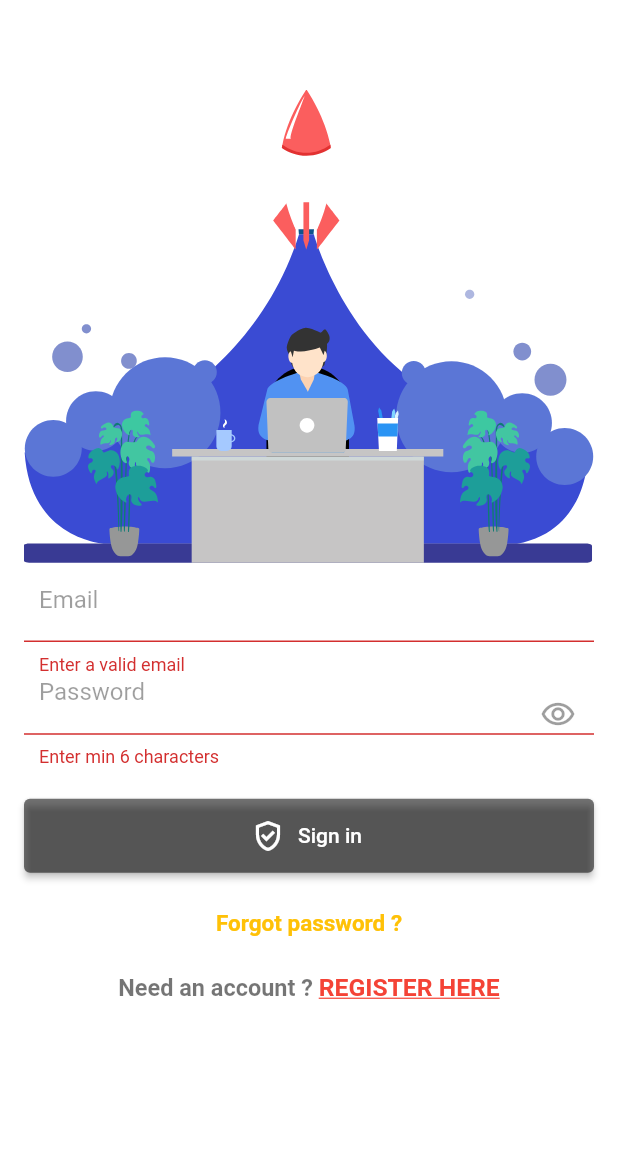
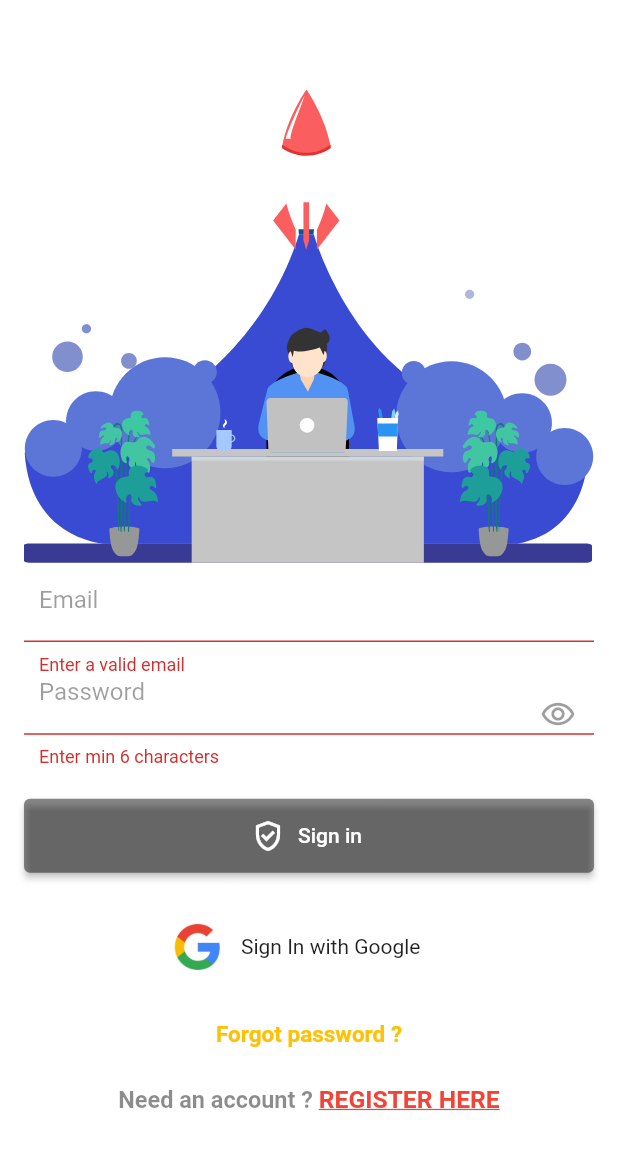
Before and after one commit to ashiquek152/User-mangement-app-using-firebase-, a Flutter app: the screen it shows after launch, after a tap on "Sign in", on a phone screen of 412 x 824 dp. Shown: the top 1150 px of the screen. Run offline on Flutter 3.47's test engine with Material 2 defaults, Android fonts, the phone set to English and light mode, and no system bars; our stand-ins replace cloud_firestore, email_validator, firebase_auth, firebase_core, firebase_database, flutter_spinkit and 3 more; accounts and stored records are empty.

Commit message:
Before Google signin

```diff
--- a/lib/app/data/common_widgets/colors.dart
+++ b/lib/app/data/common_widgets/colors.dart
@@ -3,6 +3,6 @@ import 'package:flutter/material.dart';
 const Color scaffoldBG = Colors.white;
 Color amber =Colors.amber;
  Color white =Colors.white;
- Color black =Colors.black54;
+ Color black =Colors.black45;
  Color red =Colors.red;
  Color blue = Colors.blue.shade300;
--- /dev/null
+++ b/lib/app/data/common_widgets/loading_widget.dart
@@ -0,0 +1,21 @@
+import 'package:firebase_auth_example/app/data/common_widgets/colors.dart';
+import 'package:flutter/material.dart';
+import 'package:flutter_spinkit/flutter_spinkit.dart';
+
+class LoadingWidget extends StatelessWidget {
+  const LoadingWidget({Key? key}) : super(key: key);
+
+  @override
+  Widget build(BuildContext context) {
+    return Container(
+      height: 200,
+      color: white,
+      child: Center(
+        child: SpinKitThreeBounce(
+          color: blue,
+          size: 50,
+        ),
+      ),
+    );
+  }
+}
--- a/lib/app/modules/screen_authentication/views/screen_authentication_view.dart
+++ b/lib/app/modules/screen_authentication/views/screen_authentication_view.dart
@@ -1,5 +1,5 @@
 import 'package:firebase_auth/firebase_auth.dart';
-import 'package:firebase_auth_example/app/data/common_widgets/colors.dart';
+import 'package:firebase_auth_example/app/data/common_widgets/loading_widget.dart';
 import 'package:firebase_auth_example/app/modules/home/views/home_view.dart';
 import 'package:firebase_auth_example/app/modules/screen_signin/views/screen_signin_view.dart';
 import 'package:flutter/material.dart';
@@ -21,11 +21,15 @@ class ScreenAuthenticationView extends GetView<ScreenAuthenticationController> {
         stream: firebaseAuth.authStateChanges(),
         builder: (context, snapshot) {
           if (snapshot.connectionState == ConnectionState.waiting) {
-            return  Center(child: CircularProgressIndicator(color: blue,));
+            return const Center(child: LoadingWidget());
           } else if (snapshot.hasError) {
             return const Center(child: Text("Something went wrong"));
           } else if (snapshot.hasData) {
-            return HomeView();
+            return GetBuilder<ScreenAuthenticationController>(
+              builder: (context) {
+                return  HomeView();
+              }
+            );
           } else {
             return ScreenSigninView();
           }
--- a/lib/app/modules/screen_profile/views/screen_profile_view.dart
+++ b/lib/app/modules/screen_profile/views/screen_profile_view.dart
@@ -55,7 +55,7 @@ class ScreenProfileView extends GetView<ScreenProfileController> {
             child: Center(
           child: Padding(
             padding: const EdgeInsets.fromLTRB(16.0, 100.0, 16, 0.0),
-            child: Column(
+            child: ListView(
               children: [
                 Row(
                   mainAxisAlignment: MainAxisAlignment.center,
@@ -78,8 +78,7 @@ class ScreenProfileView extends GetView<ScreenProfileController> {
                   ],
                 ),
                 const SizedBox(height: 40),
-                Expanded(
-                  child: Column(
+                Column(
                   children: [
                     ProfileTiles(
                       icon: Icons.account_circle_outlined,
@@ -107,7 +106,6 @@ class ScreenProfileView extends GetView<ScreenProfileController> {
                     ),
                   ],
                 ),
-                ),
               ],
             ),
           ),
--- a/lib/app/modules/screen_signin/views/screen_signin_view.dart
+++ b/lib/app/modules/screen_signin/views/screen_signin_view.dart
@@ -56,7 +56,7 @@ class ScreenSigninView extends GetView<ScreenSigninController> {
                       return TextFormField(
                         decoration: textFieldDecoration("Password"),
                         controller: signInController.passwordController,
-                         validator: (password) =>
+                        validator: (password) =>
                             password != null && password.length < 6
                                 ? "Enter min 6 characters"
                                 : null,
@@ -77,6 +77,30 @@ class ScreenSigninView extends GetView<ScreenSigninController> {
                           await authServices.signInWithEmail();
                         },
                         label: const Text("Sign in")),
+                  ),
+                  SizedBox(height: mqH * 0.03),
+                  Center(
+                    child: SizedBox(
+                      height: mqH * 0.06,
+                      width: mqW * 0.5,
+                      // color: red,
+                      child: Row(
+                        children: [
+                          Container(
+                            height: mqH * 0.04,
+                            width: mqW * 0.14,
+                            decoration: const BoxDecoration(
+                                // color: blue,
+                                image: DecorationImage(
+                              fit: BoxFit.contain,
+                              image: AssetImage("assets/Google.png"),
+                            )),
+                          ),
+                          const Text("Sign In with Google ")
+                        ],
+                      ),
+                      // decoration: BoxDecoration(),
+                    ),
                   ),
                   SizedBox(height: mqH * 0.03),
                   Center(
--- a/lib/app/modules/screen_signup/views/screen_signup_view.dart
+++ b/lib/app/modules/screen_signup/views/screen_signup_view.dart
@@ -158,7 +158,9 @@ class ScreenSignupView extends GetView<ScreenSignupController> {
                         style: ElevatedButton.styleFrom(
                           primary: black,
                         ),
-                        onPressed: () async => await authServices.signUp(),
+                        onPressed: () async {
+                          await authServices.signUp();
+                        } ,
                         child: const Text("Register")),
                   ),
                   SizedBox(height: mqH * 0.03),
--- a/lib/app/modules/screen_update/views/screen_update_view.dart
+++ b/lib/app/modules/screen_update/views/screen_update_view.dart
@@ -3,6 +3,7 @@ import 'dart:convert';
 import 'package:firebase_auth_example/app/data/common_widgets/colors.dart';
 import 'package:firebase_auth_example/app/data/common_widgets/image_picker_controller.dart';
 import 'package:firebase_auth_example/app/data/common_widgets/textfield_decoration.dart';
+import 'package:firebase_auth_example/app/modules/screen_authentication/views/screen_authentication_view.dart';
 import 'package:flutter/material.dart';
 
 import 'package:get/get.dart';
@@ -149,7 +150,7 @@ class ScreenUpdateView extends GetView<ScreenUpdateController> {
                         onPressed: () async => await updateController
                             .updateData(
                                 data["email"].toString(), data["id"].toString(),data["stringImg"].toString())
-                            .whenComplete(() => Get.back()),
+                            .whenComplete(() => Get.offAll(ScreenAuthenticationView())),
                         child: const Text("Save")),
                   ),
                 ],
--- a/pubspec.yaml
+++ b/pubspec.yaml
@@ -13,6 +13,7 @@ dependencies:
   # google_sign_in: ^5.3.3
   email_validator: ^2.0.1
   firebase_database: ^9.0.17
+  flutter_spinkit: ^5.1.0
   lottie: ^1.3.0
   get: 4.6.5
   flutter:
@@ -33,3 +34,4 @@ flutter:
   - assets/login-and-sign-up.json
   - assets/account-created-thank-you.json
   - assets/man.png
+  - assets/Google.png
```
Also changed, not shown: lib/app/data/firebase_database/fire_database.dart (+19 -7 lines), lib/app/modules/home/views/home_view.dart (+49 -44 lines), lib/app/modules/screen_authentication/controllers/screen_authentication_controller.dart (+19 -6 lines), assets/Google.png (added), assets/sample2.jpg (deleted), pubspec.lock. Lines whose indentation alone changed are shown as unchanged.
